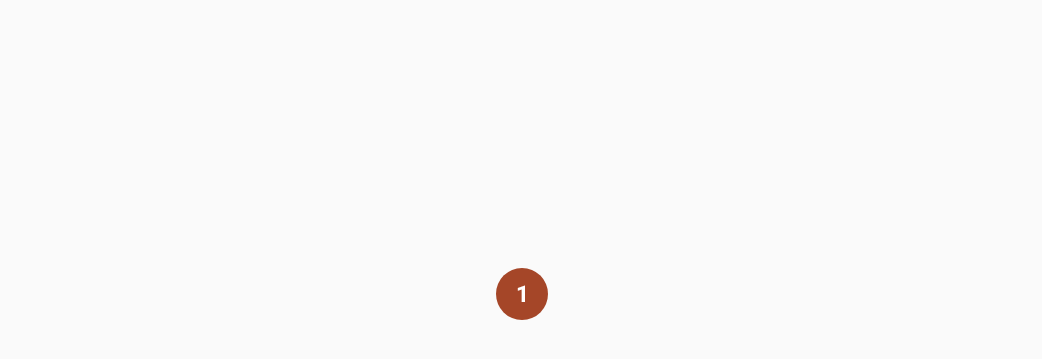
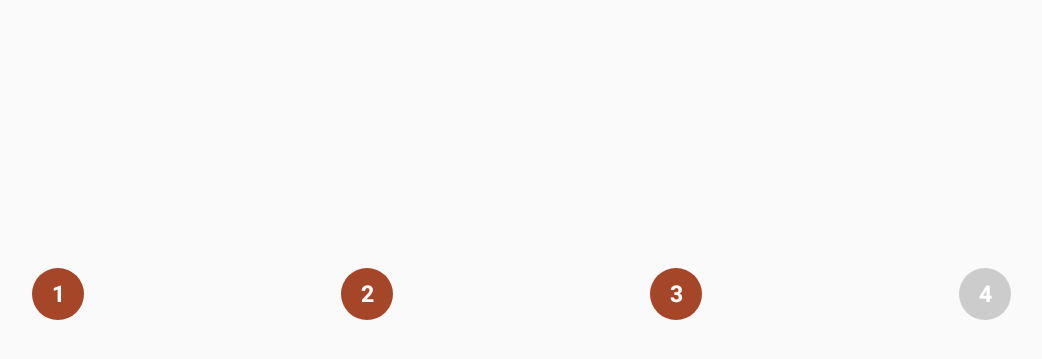
Before and after one commit to kofigyan/SoronkoStepper, an Android app: the StepperFourCheckActivity screen opened directly, with no data from a screen before it, on a phone screen of 824 x 412 dp (held sideways). Shown: the top 359 px of the screen, without its empty margins (96-1138 px from the left). Run offline under Robolectric (Android 15) with nearby library versions, the phone set to English and light mode, and no system bars.

Commit message:
check Readme.md update

```diff
--- a/app/src/main/res/layout/activity_check_four_stepper.xml
+++ b/app/src/main/res/layout/activity_check_four_stepper.xml
@@ -9,8 +9,8 @@
     <com.kofigyan.soronkostepper.SoronkoStepper
             android:layout_width="match_parent"
             android:id="@+id/soronko_stepper"
-            app:ssv_maxStepperNumber="one"
-            app:ssv_currentStepperNumber="one"
+            app:ssv_maxStepperNumber="four"
+            app:ssv_currentStepperNumber="three"
             android:layout_height="wrap_content"/>
 
 </LinearLayout>
```
Also changed, not shown: 2 other files.
